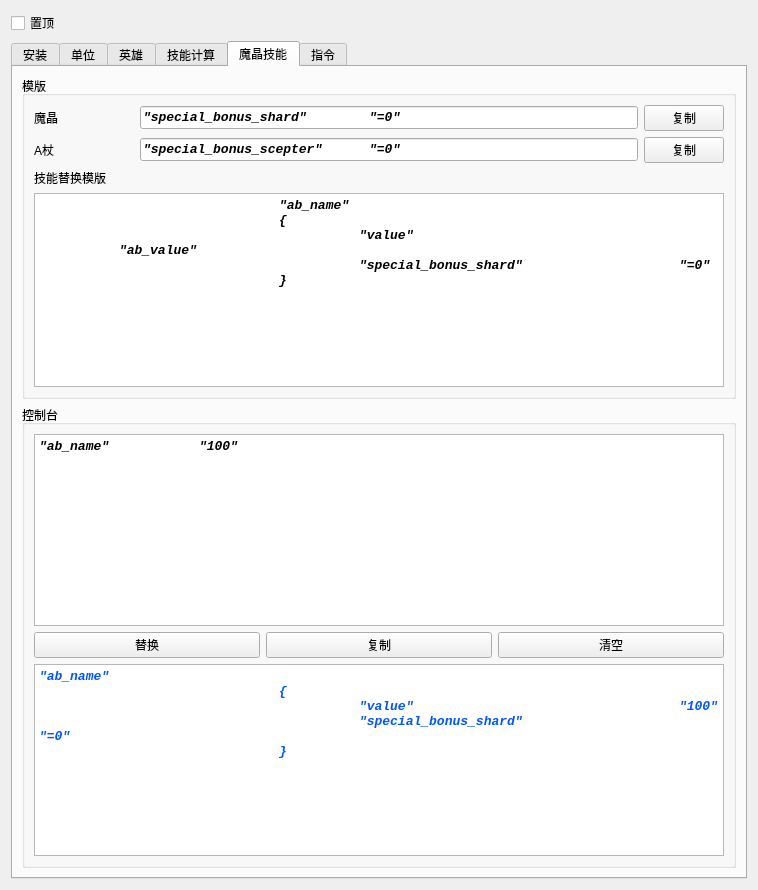
The window that untitled.ui (JeremyChim/Dota-Tool) describes before a commit, drawn with Qt 5.
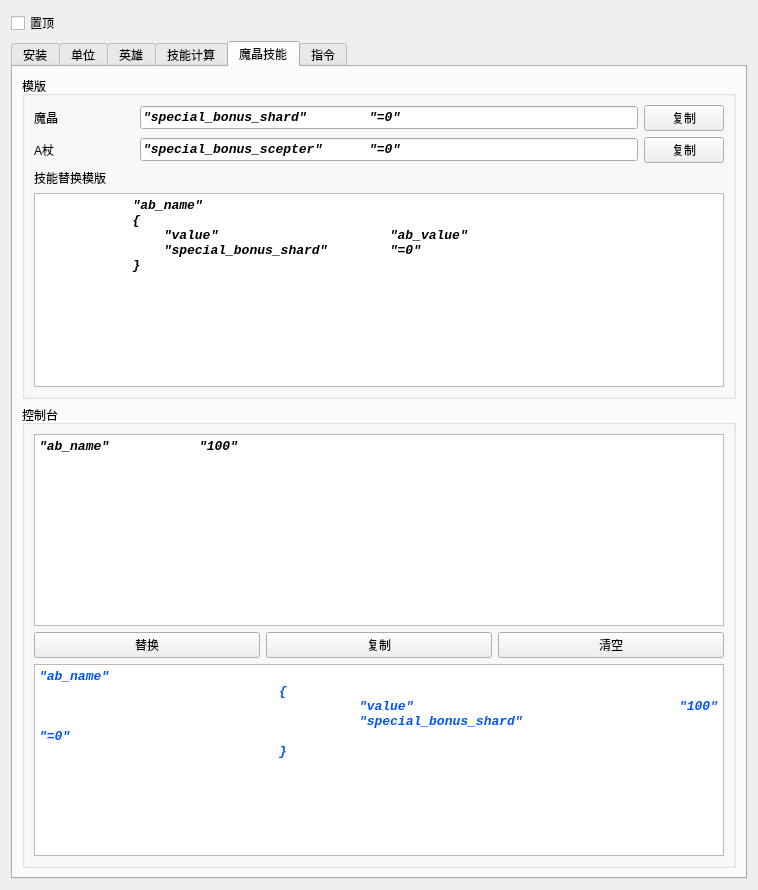
The same window after the commit. The open tabs and pages were chosen to show the change.

Commit message: 改了魔晶的模版缩进和算法

```diff
--- a/untitled.ui
+++ b/untitled.ui
@@ -2305,11 +2305,11 @@
 li.unchecked::marker { content: &quot;\2610&quot;; }
 li.checked::marker { content: &quot;\2612&quot;; }
 &lt;/style&gt;&lt;/head&gt;&lt;body style=&quot; font-family:'Consolas'; font-size:10pt; font-weight:700; font-style:italic;&quot;&gt;
-&lt;p style=&quot; margin-top:0px; margin-bottom:0px; margin-left:0px; margin-right:0px; -qt-block-indent:0; text-indent:0px;&quot;&gt;&lt;span style=&quot; font-weight:696;&quot;&gt;			&amp;quot;ab_name&amp;quot;&lt;/span&gt;&lt;/p&gt;
-&lt;p style=&quot; margin-top:0px; margin-bottom:0px; margin-left:0px; margin-right:0px; -qt-block-indent:0; text-indent:0px;&quot;&gt;&lt;span style=&quot; font-weight:696;&quot;&gt;			{&lt;/span&gt;&lt;/p&gt;
-&lt;p style=&quot; margin-top:0px; margin-bottom:0px; margin-left:0px; margin-right:0px; -qt-block-indent:0; text-indent:0px;&quot;&gt;&lt;span style=&quot; font-weight:696;&quot;&gt;				&amp;quot;value&amp;quot;						&amp;quot;ab_value&amp;quot;&lt;/span&gt;&lt;/p&gt;
-&lt;p style=&quot; margin-top:0px; margin-bottom:0px; margin-left:0px; margin-right:0px; -qt-block-indent:0; text-indent:0px;&quot;&gt;&lt;span style=&quot; font-weight:696;&quot;&gt;				&amp;quot;special_bonus_shard&amp;quot;		&amp;quot;=0&amp;quot;&lt;/span&gt;&lt;/p&gt;
-&lt;p style=&quot; margin-top:0px; margin-bottom:0px; margin-left:0px; margin-right:0px; -qt-block-indent:0; text-indent:0px;&quot;&gt;&lt;span style=&quot; font-weight:696;&quot;&gt;			}&lt;/span&gt;&lt;/p&gt;&lt;/body&gt;&lt;/html&gt;</string>
+&lt;p style=&quot; margin-top:0px; margin-bottom:0px; margin-left:0px; margin-right:0px; -qt-block-indent:0; text-indent:0px;&quot;&gt;&lt;span style=&quot; font-weight:696;&quot;&gt;            &amp;quot;ab_name&amp;quot;&lt;/span&gt;&lt;/p&gt;
+&lt;p style=&quot; margin-top:0px; margin-bottom:0px; margin-left:0px; margin-right:0px; -qt-block-indent:0; text-indent:0px;&quot;&gt;&lt;span style=&quot; font-weight:696;&quot;&gt;            {&lt;/span&gt;&lt;/p&gt;
+&lt;p style=&quot; margin-top:0px; margin-bottom:0px; margin-left:0px; margin-right:0px; -qt-block-indent:0; text-indent:0px;&quot;&gt;&lt;span style=&quot; font-weight:696;&quot;&gt;                &amp;quot;value&amp;quot;                      &amp;quot;ab_value&amp;quot;&lt;/span&gt;&lt;/p&gt;
+&lt;p style=&quot; margin-top:0px; margin-bottom:0px; margin-left:0px; margin-right:0px; -qt-block-indent:0; text-indent:0px;&quot;&gt;&lt;span style=&quot; font-weight:696;&quot;&gt;                &amp;quot;special_bonus_shard&amp;quot;        &amp;quot;=0&amp;quot;&lt;/span&gt;&lt;/p&gt;
+&lt;p style=&quot; margin-top:0px; margin-bottom:0px; margin-left:0px; margin-right:0px; -qt-block-indent:0; text-indent:0px;&quot;&gt;&lt;span style=&quot; font-weight:696;&quot;&gt;            }&lt;/span&gt;&lt;/p&gt;&lt;/body&gt;&lt;/html&gt;</string>
                 </property>
                </widget>
               </item>
```
Left out of the diff: 2 changed lines with no effect on the pictures. The commit also changes 2 other files.
